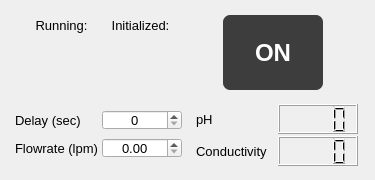
This is src/ECM_gui/pump_dialog/widget_front_panel_pump.ui in dmherrington/ECM-Control-System as Qt 5 draws it before an edit. The edited form follows.
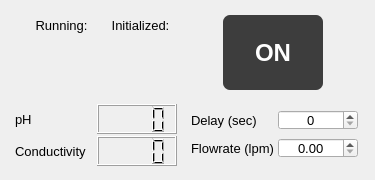
This is the edited form. Custom widgets are drawn as their Qt base class.

Commit message: Moving Display Boxes

What changed in the file:
```diff
--- a/src/ECM_gui/pump_dialog/widget_front_panel_pump.ui
+++ b/src/ECM_gui/pump_dialog/widget_front_panel_pump.ui
@@ -521,6 +521,123 @@
     </layout>
    </item>
    <item row="1" column="0">
+    <layout class="QGridLayout" name="gridLayout_2">
+     <property name="spacing">
+      <number>2</number>
+     </property>
+     <item row="1" column="0">
+      <widget class="QLabel" name="label_conductivity">
+       <property name="sizePolicy">
+        <sizepolicy hsizetype="Fixed" vsizetype="Fixed">
+         <horstretch>0</horstretch>
+         <verstretch>0</verstretch>
+        </sizepolicy>
+       </property>
+       <property name="minimumSize">
+        <size>
+         <width>80</width>
+         <height>20</height>
+        </size>
+       </property>
+       <property name="maximumSize">
+        <size>
+         <width>80</width>
+         <height>20</height>
+        </size>
+       </property>
+       <property name="font">
+        <font>
+         <pointsize>10</pointsize>
+        </font>
+       </property>
+       <property name="text">
+        <string>Conductivity</string>
+       </property>
+      </widget>
+     </item>
+     <item row="0" column="1">
+      <widget class="QLCDNumber" name="lcdNumber_pH">
+       <property name="minimumSize">
+        <size>
+         <width>80</width>
+         <height>30</height>
+        </size>
+       </property>
+       <property name="maximumSize">
+        <size>
+         <width>80</width>
+         <height>30</height>
+        </size>
+       </property>
+       <property name="digitCount">
+        <number>4</number>
+       </property>
+      </widget>
+     </item>
+     <item row="1" column="1">
+      <widget class="QLCDNumber" name="lcdNumber_Conductivity">
+       <property name="minimumSize">
+        <size>
+         <width>80</width>
+         <height>30</height>
+        </size>
+       </property>
+       <property name="maximumSize">
+        <size>
+         <width>80</width>
+         <height>30</height>
+        </size>
+       </property>
+       <property name="font">
+        <font>
+         <weight>75</weight>
+         <bold>true</bold>
+        </font>
+       </property>
+       <property name="lineWidth">
+        <number>1</number>
+       </property>
+       <property name="midLineWidth">
+        <number>0</number>
+       </property>
+       <property name="digitCount">
+        <number>4</number>
+       </property>
+      </widget>
+     </item>
+     <item row="0" column="0">
+      <widget class="QLabel" name="label_ph">
+       <property name="sizePolicy">
+        <sizepolicy hsizetype="Fixed" vsizetype="Fixed">
+         <horstretch>0</horstretch>
+         <verstretch>0</verstretch>
+        </sizepolicy>
+       </property>
+       <property name="minimumSize">
+        <size>
+         <width>80</width>
+         <height>20</height>
+        </size>
+       </property>
+       <property name="maximumSize">
+        <size>
+         <width>80</width>
+         <height>20</height>
+        </size>
+       </property>
+       <property name="font">
+        <font>
+         <pointsize>10</pointsize>
+        </font>
+       </property>
+       <property name="text">
+        <string>pH</string>
+       </property>
+      </widget>
+     </item>
+    </layout>
+   </item>
+   <item row="1" column="1">
     <layout class="QGridLayout" name="gridLayout">
      <property name="spacing">
       <number>2</number>
@@ -656,123 +773,6 @@
      </item>
     </layout>
    </item>
-   <item row="1" column="1">
-    <layout class="QGridLayout" name="gridLayout_2">
-     <property name="spacing">
-      <number>2</number>
-     </property>
-     <item row="0" column="0">
-      <widget class="QLabel" name="label_ph">
-       <property name="sizePolicy">
-        <sizepolicy hsizetype="Fixed" vsizetype="Fixed">
-         <horstretch>0</horstretch>
-         <verstretch>0</verstretch>
-        </sizepolicy>
-       </property>
-       <property name="minimumSize">
-        <size>
-         <width>80</width>
-         <height>20</height>
-        </size>
-       </property>
-       <property name="maximumSize">
-        <size>
-         <width>80</width>
-         <height>20</height>
-        </size>
-       </property>
-       <property name="font">
-        <font>
-         <pointsize>10</pointsize>
-        </font>
-       </property>
-       <property name="text">
-        <string>pH</string>
-       </property>
-      </widget>
-     </item>
-     <item row="0" column="1">
-      <widget class="QLCDNumber" name="lcdNumber_pH">
-       <property name="minimumSize">
-        <size>
-         <width>80</width>
-         <height>30</height>
-        </size>
-       </property>
-       <property name="maximumSize">
-        <size>
-         <width>80</width>
-         <height>30</height>
-        </size>
-       </property>
-       <property name="digitCount">
-        <number>4</number>
-       </property>
-      </widget>
-     </item>
-     <item row="1" column="0">
-      <widget class="QLabel" name="label_conductivity">
-       <property name="sizePolicy">
-        <sizepolicy hsizetype="Fixed" vsizetype="Fixed">
-         <horstretch>0</horstretch>
-         <verstretch>0</verstretch>
-        </sizepolicy>
-       </property>
-       <property name="minimumSize">
-        <size>
-         <width>80</width>
-         <height>20</height>
-        </size>
-       </property>
-       <property name="maximumSize">
-        <size>
-         <width>80</width>
-         <height>20</height>
-        </size>
-       </property>
-       <property name="font">
-        <font>
-         <pointsize>10</pointsize>
-        </font>
-       </property>
-       <property name="text">
-        <string>Conductivity</string>
-       </property>
-      </widget>
-     </item>
-     <item row="1" column="1">
-      <widget class="QLCDNumber" name="lcdNumber_Conductivity">
-       <property name="minimumSize">
-        <size>
-         <width>80</width>
-         <height>30</height>
-        </size>
-       </property>
-       <property name="maximumSize">
-        <size>
-         <width>80</width>
-         <height>30</height>
-        </size>
-       </property>
-       <property name="font">
-        <font>
-         <weight>75</weight>
-         <bold>true</bold>
-        </font>
-       </property>
-       <property name="lineWidth">
-        <number>1</number>
-       </property>
-       <property name="midLineWidth">
-        <number>0</number>
-       </property>
-       <property name="digitCount">
-        <number>4</number>
-       </property>
-      </widget>
-     </item>
-    </layout>
-   </item>
   </layout>
  </widget>
  <customwidgets>
```
The commit also changes 1 other file.
